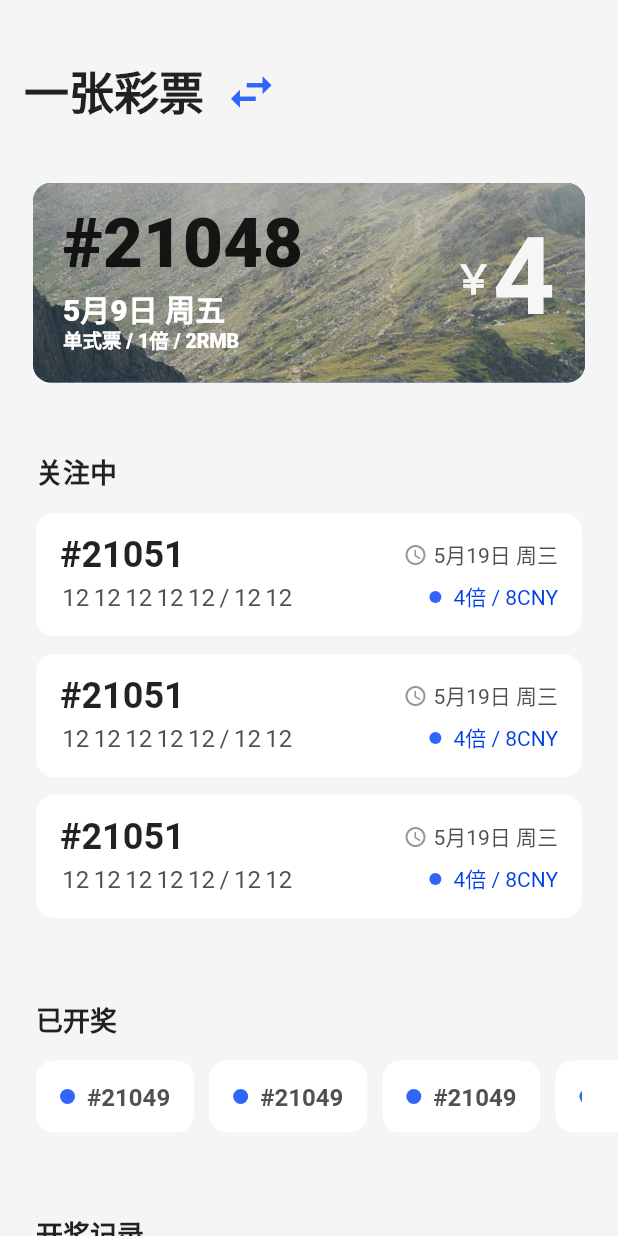
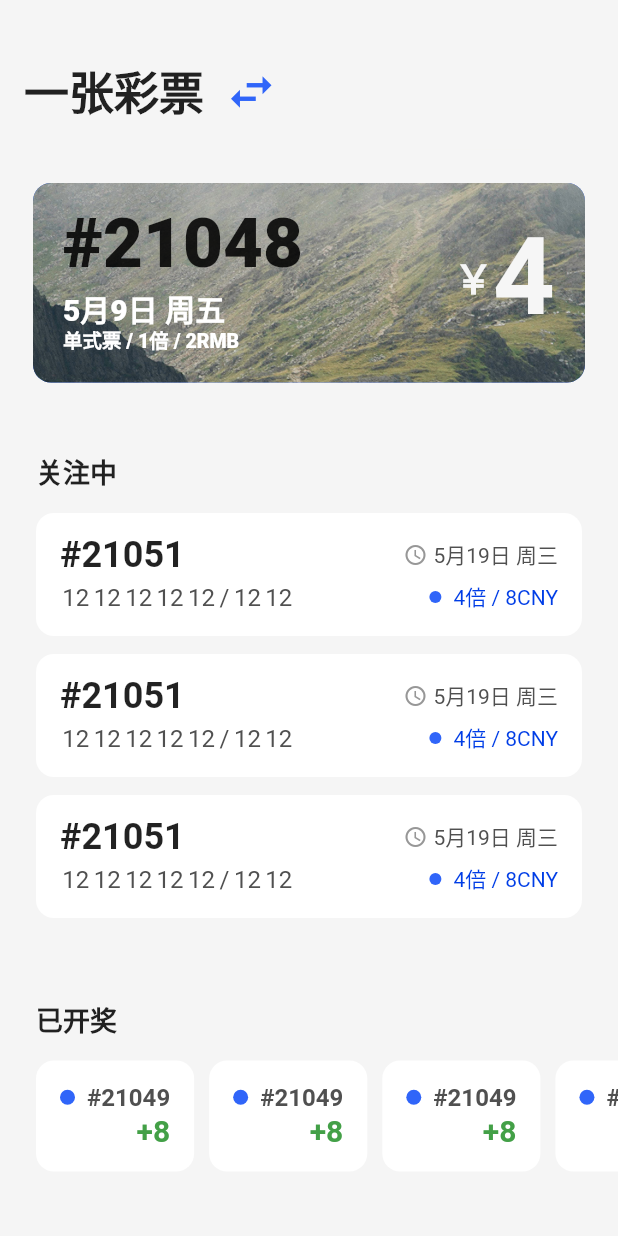
Before and after one commit to ShookLyngs/lyngs-donator, a Flutter app: the screen it shows after launch, on a phone screen of 412 x 824 dp. Run offline on Flutter 3.47's test engine with Material 2 defaults, Android fonts, the phone set to English and light mode, and no system bars; our stand-ins replace flutter_sticky_header, get.

Commit message:
update(view/home): update checked list scroll behaviour.

```diff
--- a/lib/pages/home/checked_list.dart
+++ b/lib/pages/home/checked_list.dart
@@ -8,11 +8,13 @@ class CheckedList extends StatelessWidget {
     return ListSection(
       title: '已开奖',
       direction: ListSectionDirection.row,
+      contentPadding: const EdgeInsets.all(0),
       children: [
         Expanded(
           child: SizedBox(
-            height: 60,
+            height: 86,
             child: ListView.separated(
+              padding: const EdgeInsets.symmetric(horizontal: 24),
               physics: const BouncingScrollPhysics(),
               scrollDirection: Axis.horizontal,
               itemCount: 6,
@@ -35,7 +37,11 @@ class CheckedListItem extends StatelessWidget {
   Widget build(BuildContext context) {
     return RadiusCard(
       onTap: () {},
-      child: Row(
+      child: Column(
+        mainAxisAlignment: MainAxisAlignment.center,
+        crossAxisAlignment: CrossAxisAlignment.end,
+        children: [
+          Row(
             mainAxisSize: MainAxisSize.min,
             children: [
               Container(
@@ -58,6 +64,16 @@ class CheckedListItem extends StatelessWidget {
               ),
             ],
           ),
+          Text(
+            '+8',
+            style: TextStyle(
+              fontSize: 20,
+              fontWeight: FontWeight.bold,
+              color: Colors.green[600],
+            ),
+          ),
+        ],
+      ),
     );
   }
 }
--- a/lib/pages/home/list_section.dart
+++ b/lib/pages/home/list_section.dart
@@ -9,32 +9,45 @@ class ListSection extends StatelessWidget {
   final List<Widget> children;
   final String title;
   final ListSectionDirection direction;
-  final EdgeInsetsGeometry? padding;
+  final EdgeInsetsGeometry? outerPadding;
+  final EdgeInsetsGeometry? headerPadding;
+  final EdgeInsetsGeometry? contentPadding;
 
   ListSection({
     required this.title,
     required this.children,
-    this.padding,
+    this.outerPadding,
+    this.headerPadding,
+    this.contentPadding,
     this.direction = ListSectionDirection.column,
   });
 
   @override
   Widget build(BuildContext context) {
     return Padding(
-      padding: padding ?? const EdgeInsets.all(24),
+      padding: outerPadding ?? const EdgeInsets.symmetric(vertical: 24),
       child: Column(
         crossAxisAlignment: CrossAxisAlignment.start,
         children: [
-          Text(
-            title,
-            style: Theme.of(context).textTheme.headline5!.copyWith(
-              fontSize: 18,
-              fontWeight: FontWeight.bold,
+          Padding(
+            padding: headerPadding ?? const EdgeInsets.symmetric(
+              horizontal: 24,
+            ),
+            child: Text(
+              title,
+              style: Theme.of(context).textTheme.headline5!.copyWith(
+                    fontSize: 18,
+                    fontWeight: FontWeight.bold,
+                  ),
             ),
           ),
-
           const SizedBox(height: 8),
-          buildChild(children),
+          Padding(
+            padding: contentPadding ?? const EdgeInsets.symmetric(
+              horizontal: 24,
+            ),
+            child: buildChild(children),
+          ),
         ],
       ),
     );
```
Lines whose indentation alone changed are shown as unchanged.
